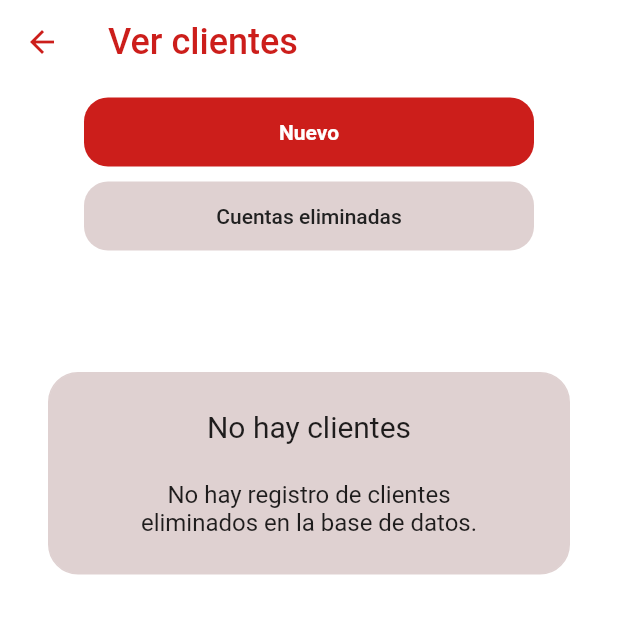
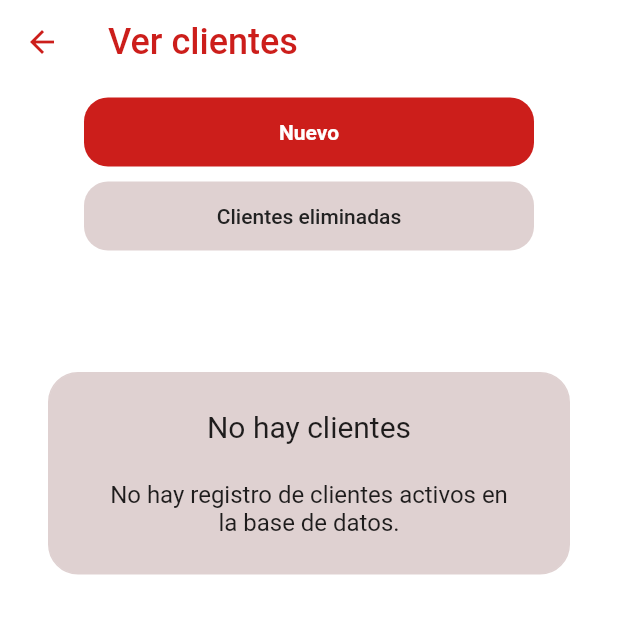
Before and after one commit to AlcaideMarina/tfg_app_interna_flutter, a Flutter app: the AllClientsPage screen opened directly with empty values, on a phone screen of 412 x 824 dp, the top half of it. Run offline on Flutter 3.47's test engine with Material 2 defaults, Android fonts, the phone set to English and light mode, and no system bars; our stand-ins replace cloud_firestore, firebase_auth, firebase_core; accounts and stored records are empty.

Commit message:
fix: Correct all clients page literals

```diff
--- a/lib/screens/users_and_clients/all_clients_page.dart
+++ b/lib/screens/users_and_clients/all_clients_page.dart
@@ -70,7 +70,7 @@ class _AllClientsPageState extends State<AllClientsPage> {
                     height: 8,
                   ),
                   HNButton(ButtonTypes.grayBlackRoundedButton).getTypedButton(
-                      "Cuentas eliminadas",
+                      "Clientes eliminadas",
                       null,
                       null,
                       navigateToDeletedClientsPage,
@@ -116,7 +116,7 @@ class _AllClientsPageState extends State<AllClientsPage> {
                             child: const HNComponentPanel(
                               title: 'No hay clientes',
                               text:
-                                  "No hay registro de clientes eliminados en la base de datos.",
+                                  "No hay registro de clientes activos en la base de datos.",
                             ));
                       }
                     } else if (snapshot.hasError) {
@@ -133,7 +133,7 @@ class _AllClientsPageState extends State<AllClientsPage> {
                           child: const HNComponentPanel(
                             title: 'No hay clientes',
                             text:
-                                "No hay registro de clientes eliminados en la base de datos.",
+                                "No hay registro de clientes activos en la base de datos.",
                           ));
                     }
                   }
```
